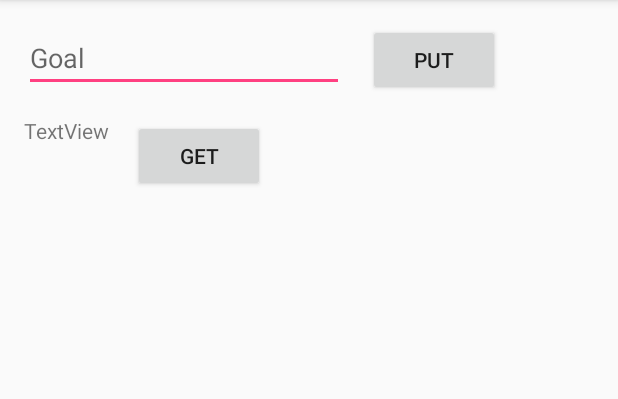
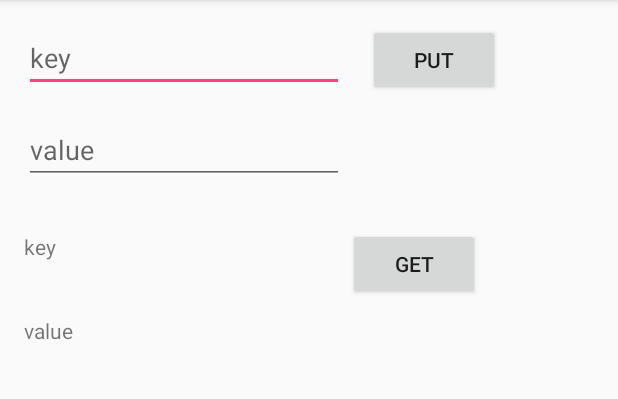
Before and after one commit to Marufenko/TODO, an Android app: the screen it shows after launch (MainActivity), after a tap on "PUT", on a phone screen of 412 x 824 dp, the part 84-483 px from its top. Run offline under Robolectric (Android 15) with nearby library versions, the phone set to English and light mode, and no system bars.

Commit message:
use SQLite to store data

```diff
--- /dev/null
+++ b/app/src/main/java/com/todo/todo/FeedReaderDbHelper.kt
@@ -0,0 +1,40 @@
+package com.todo.todo
+
+import android.content.Context
+import android.database.sqlite.SQLiteDatabase
+import android.database.sqlite.SQLiteOpenHelper
+import android.provider.BaseColumns
+
+object FeedReaderContract {
+    object FeedEntry : BaseColumns {
+        const val TABLE_NAME = "test_table"
+        const val COLUMN_KEY = "key"
+        const val COLUMN_VALUE = "value"
+    }
+}
+
+private const val SQL_CREATE_ENTRIES =
+        "CREATE TABLE ${FeedReaderContract.FeedEntry.TABLE_NAME} (" +
+                "${BaseColumns._ID} INTEGER PRIMARY KEY," +
+                "${FeedReaderContract.FeedEntry.COLUMN_KEY} TEXT," +
+                "${FeedReaderContract.FeedEntry.COLUMN_VALUE} TEXT)"
+
+private const val SQL_DELETE_ENTRIES =
+        "DROP TABLE IF EXISTS ${FeedReaderContract.FeedEntry.TABLE_NAME}"
+
+class FeedReaderDbHelper(context: Context) : SQLiteOpenHelper(context, DATABASE_NAME, null, DATABASE_VERSION) {
+
+    override fun onCreate(db: SQLiteDatabase) {
+        db.execSQL(SQL_CREATE_ENTRIES)
+    }
+
+    override fun onUpgrade(db: SQLiteDatabase, oldVersion: Int, newVersion: Int) {
+        db.execSQL(SQL_DELETE_ENTRIES)
+        onCreate(db)
+    }
+
+    companion object {
+        const val DATABASE_VERSION = 1
+        const val DATABASE_NAME = "FeedReader.db"
+    }
+}
--- a/app/src/main/java/com/todo/todo/GoalDataModel.kt
+++ /dev/null
@@ -1,32 +0,0 @@
-package com.todo.todo
-
-class GoalDataModel {
-    companion object {
-        fun addFirstGoal(goal: String): String {
-            val map = HashMap<String, Boolean>()
-            map.put(goal, false)
-            return hashMapToString(map)
-        }
-
-        fun retrieveFirstGoal(string: String): String {
-            val map = stringToHashMap(string)
-            return map.keys.stream().findFirst().get()
-        }
-
-        private fun hashMapToString(map: HashMap<String, Boolean>) = map.toString()
-
-        //    "{SALE_PRODUCTS=true, EXPENSES=true, EXPENSES_ITEMS=false, SALES=false}"
-        private fun stringToHashMap(string: String): HashMap<String, Boolean> {
-            val map = HashMap<String, Boolean>()
-            val pairs = string.removePrefix("{").removeSuffix("}").split(", ")
-
-            for (i in 0 until pairs.count()) {
-                val pair = pairs[i]
-                val keyValue = pair.split("=")
-                map.put(keyValue[0], keyValue[1].toBoolean())
-            }
-
-            return map
-        }
-    }
-}
--- a/app/src/main/java/com/todo/todo/MainActivity.kt
+++ b/app/src/main/java/com/todo/todo/MainActivity.kt
@@ -1,8 +1,8 @@
 package com.todo.todo
 
-import android.annotation.SuppressLint
-import android.content.Context
+import android.content.ContentValues
 import android.os.Bundle
+import android.provider.BaseColumns
 import android.support.v7.app.AppCompatActivity
 import android.view.View
 import android.widget.EditText
@@ -11,32 +11,69 @@ import kotlinx.android.synthetic.main.activity_main.*
 
 class MainActivity : AppCompatActivity() {
 
-    private val MY_PREFS_NAME = "MyPrefsFile"
-    private val MY_PREFS_KEY = "gaols"
-
     override fun onCreate(savedInstanceState: Bundle?) {
         super.onCreate(savedInstanceState)
         setContentView(R.layout.activity_main)
         setSupportActionBar(toolbar)
     }
 
-    @SuppressLint("CommitPrefEdits")
-    fun saveString(view: View) {
-        val tv = view.rootView.findViewById<EditText>(R.id.editText)
-        val goal = tv.text.toString()
-        val text = GoalDataModel.addFirstGoal(goal)
+    fun putData(view: View) {
+        val keyInputField = view.rootView.findViewById<EditText>(R.id.inputKey)
+        val valueInputField = view.rootView.findViewById<EditText>(R.id.inputValue)
+        val key = keyInputField.text.toString()
+        val value = valueInputField.text.toString()
 
-        getSharedPreferences(MY_PREFS_NAME, Context.MODE_PRIVATE).edit().apply {
-            putString(MY_PREFS_KEY, text)
-            commit()
+        val context = applicationContext
+
+        // Access database
+        val dbHelper = FeedReaderDbHelper(context)
+        // Gets the data repository in write mode
+        val db = dbHelper.writableDatabase
+        // Create a new map of values, where column names are the keys
+        val values = ContentValues().apply {
+            put(FeedReaderContract.FeedEntry.COLUMN_KEY, key)
+            put(FeedReaderContract.FeedEntry.COLUMN_VALUE, value)
         }
+        // Insert the new row
+        db?.insert(FeedReaderContract.FeedEntry.TABLE_NAME, null, values)
     }
 
-    fun retrieveString(view: View) {
-        val prefs = getSharedPreferences(MY_PREFS_NAME, Context.MODE_PRIVATE)
-        val goals = prefs.getString(MY_PREFS_KEY, "no data")
+    fun getData(view: View) {
+        val context = applicationContext
+        // Access database
+        val dbHelper = FeedReaderDbHelper(context)
+        // Gets the data repository in read mode
+        val db = dbHelper.readableDatabase
+        // Define a projection that specifies which columns from the database fun actually use after query
+        val projection = arrayOf(
+                BaseColumns._ID,
+                FeedReaderContract.FeedEntry.COLUMN_KEY,
+                FeedReaderContract.FeedEntry.COLUMN_VALUE
+        )
+        // How you want the results sorted in the resulting Cursor
+        val sortOrder = "${BaseColumns._ID} DESC"
+        val cursor = db.query(
+                FeedReaderContract.FeedEntry.TABLE_NAME,   // The table to query
+                projection,                  // The array of columns to return (pass null to get all)
+                null,               // no WHERE statement
+                null,            // no values for WHERE statement
+                null,               // don't group the rows
+                null,                // don't filter by row groups
+                sortOrder                   // The sort order
+        )
 
-        val tv = view.rootView.findViewById<TextView>(R.id.textView)
-        tv.text = GoalDataModel.retrieveFirstGoal(goals)
+        // Access to data within Cursor
+        lateinit var itemKey: String
+        lateinit var itemValue: String
+        with(cursor) {
+            moveToNext()
+            itemKey = getString(getColumnIndexOrThrow(FeedReaderContract.FeedEntry.COLUMN_KEY))
+            itemValue = getString(getColumnIndexOrThrow(FeedReaderContract.FeedEntry.COLUMN_VALUE))
+        }
+
+        val keyOutputField = view.rootView.findViewById<TextView>(R.id.outputKey)
+        val valueOutputField = view.rootView.findViewById<TextView>(R.id.outputValue)
+        keyOutputField.text = itemKey
+        valueOutputField.text = itemValue
     }
 }
--- a/app/src/main/res/layout/content_main.xml
+++ b/app/src/main/res/layout/content_main.xml
@@ -9,45 +9,68 @@
     tools:showIn="@layout/activity_main">
 
     <EditText
-        android:id="@+id/editText"
+        android:id="@+id/inputKey"
         android:layout_width="wrap_content"
         android:layout_height="wrap_content"
         android:layout_marginStart="16dp"
         android:layout_marginTop="16dp"
         android:ems="10"
+        android:hint="key"
         android:inputType="textPersonName"
-        android:hint="Goal"
         app:layout_constraintStart_toStartOf="parent"
         app:layout_constraintTop_toTopOf="parent" />
+
+    <EditText
+        android:id="@+id/inputValue"
+        android:layout_width="wrap_content"
+        android:layout_height="wrap_content"
+        android:layout_marginStart="16dp"
+        android:layout_marginTop="16dp"
+        android:ems="10"
+        android:hint="value"
+        android:inputType="textPersonName"
+        app:layout_constraintStart_toStartOf="parent"
+        app:layout_constraintTop_toBottomOf="@+id/inputKey" />
 
     <Button
         android:id="@+id/button"
         android:layout_width="wrap_content"
         android:layout_height="wrap_content"
         android:layout_marginStart="16dp"
+        android:layout_marginTop="16dp"
         android:text="Put"
-        android:onClick="saveString"
-        app:layout_constraintBaseline_toBaselineOf="@+id/editText"
-        app:layout_constraintStart_toEndOf="@+id/editText" />
+        android:onClick="putData"
+        app:layout_constraintStart_toEndOf="@+id/inputKey"
+        app:layout_constraintTop_toTopOf="parent" />
 
     <TextView
-        android:id="@+id/textView"
-        android:layout_width="wrap_content"
-        android:layout_height="wrap_content"
+        android:id="@+id/outputKey"
+        android:layout_width="200dp"
+        android:layout_height="40dp"
+        android:layout_marginStart="16dp"
+        android:layout_marginTop="32dp"
+        android:text="key"
+        app:layout_constraintStart_toStartOf="parent"
+        app:layout_constraintTop_toBottomOf="@+id/inputValue" />
+
+    <TextView
+        android:id="@+id/outputValue"
+        android:layout_width="200dp"
+        android:layout_height="40dp"
         android:layout_marginStart="16dp"
         android:layout_marginTop="16dp"
-        android:text="TextView"
+        android:text="value"
         app:layout_constraintStart_toStartOf="parent"
-        app:layout_constraintTop_toBottomOf="@+id/editText" />
+        app:layout_constraintTop_toBottomOf="@+id/outputKey" />
 
     <Button
         android:id="@+id/button2"
         android:layout_width="wrap_content"
         android:layout_height="wrap_content"
         android:layout_marginStart="16dp"
-        android:layout_marginTop="16dp"
+        android:layout_marginTop="88dp"
         android:text="Get"
-        android:onClick="retrieveString"
-        app:layout_constraintStart_toEndOf="@+id/textView"
+        android:onClick="getData"
+        app:layout_constraintStart_toEndOf="@+id/outputKey"
         app:layout_constraintTop_toBottomOf="@+id/button" />
 </android.support.constraint.ConstraintLayout>
```
